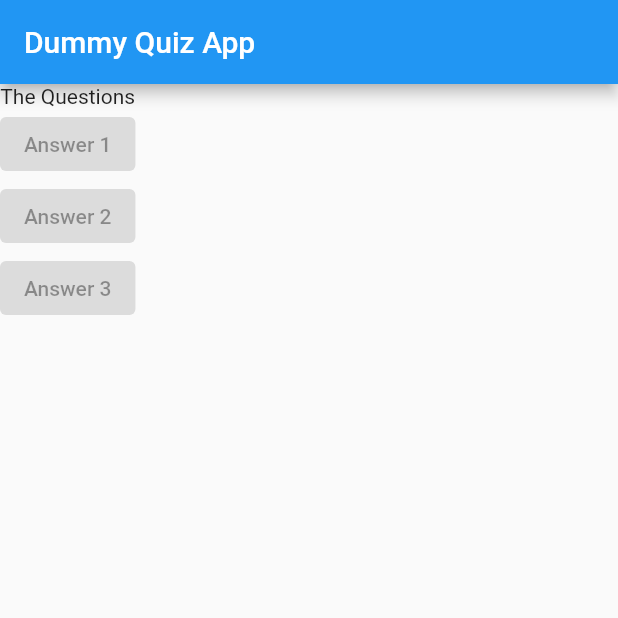
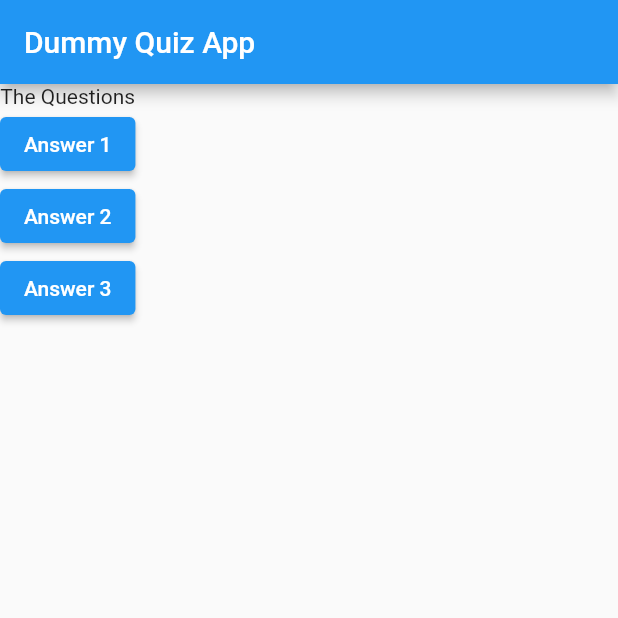
Before and after one commit to sachin96Boy/flutter-demo-quiz-app, a Flutter app: the screen it shows after launch, on a phone screen of 412 x 824 dp, the top half of it. Run offline on Flutter 3.47's test engine with Material 2 defaults, Android fonts, the phone set to English and light mode, and no system bars.

Commit message:
chor: pass functions to buttons

```diff
--- a/lib/main.dart
+++ b/lib/main.dart
@@ -6,10 +6,17 @@ void main() {
 
 class MyApp extends StatelessWidget {
   const MyApp({super.key});
+  void answerChoosen() {
+    print("answer Given");
+  }
 
   // This widget is the root of your application.
   @override
   Widget build(BuildContext context) {
+    var quetions = [
+      "What's your favourite Colour",
+      "What's your favourite animal?"
+    ];
     return MaterialApp(
         title: 'Flutter Demo',
         theme: ThemeData(
@@ -28,19 +35,19 @@ class MyApp extends StatelessWidget {
           appBar: AppBar(
             title: const Text("Dummy Quiz App"),
           ),
-          body: Column(children: const [
-            Text("The Questions"),
+          body: Column(children: [
+            const Text("The Questions"),
             ElevatedButton(
-              onPressed: null,
-              child: Text("Answer 1"),
+              onPressed: answerChoosen,
+              child: const Text("Answer 1"),
             ),
             ElevatedButton(
-              onPressed: null,
-              child: Text("Answer 2"),
+              onPressed: answerChoosen,
+              child: const Text("Answer 2"),
             ),
             ElevatedButton(
-              onPressed: null,
-              child: Text("Answer 3"),
+              onPressed: answerChoosen,
+              child: const Text("Answer 3"),
             ),
           ]),
         ));
```
